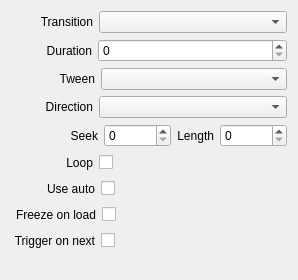
Qt form src/Widgets/Inspector/InspectorVideoWidget.ui (CasparCG/client) before a commit.
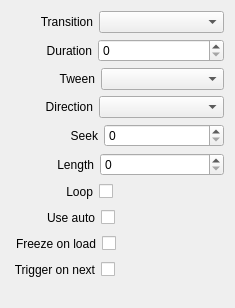
The same form after that commit.

```diff
--- a/src/Widgets/Inspector/InspectorVideoWidget.ui
+++ b/src/Widgets/Inspector/InspectorVideoWidget.ui
@@ -6,8 +6,8 @@
    <rect>
     <x>0</x>
     <y>0</y>
-    <width>265</width>
-    <height>280</height>
+    <width>235</width>
+    <height>308</height>
    </rect>
   </property>
   <property name="sizePolicy">
@@ -224,6 +224,26 @@
        </property>
       </widget>
      </item>
+    </layout>
+   </item>
+   <item>
+    <layout class="QHBoxLayout" name="horizontalLayoutLength">
+     <item>
+      <spacer name="horizontalSpacerSeekLength_2">
+       <property name="orientation">
+        <enum>Qt::Horizontal</enum>
+       </property>
+       <property name="sizeType">
+        <enum>QSizePolicy::Fixed</enum>
+       </property>
+       <property name="sizeHint" stdset="0">
+        <size>
+         <width>46</width>
+         <height>20</height>
+        </size>
+       </property>
+      </spacer>
+     </item>
      <item>
       <widget class="QLabel" name="labelLength">
        <property name="toolTip">
```
Left out of the diff: 86 changed lines with no effect on the pictures.
